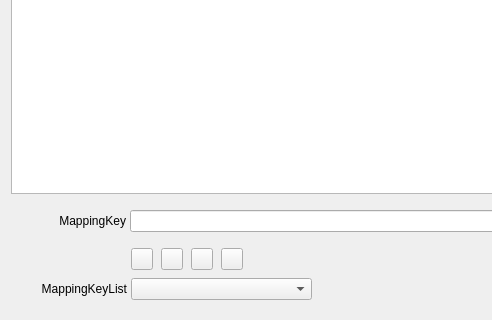
Above: QKeyMapper/qmappingsequenceedit.ui from Zalafina/QKeyMapper before the change; both pictures show x 0 to 492 and y 238 to 558 of the 830 by 558 pixel window. Below: the same form after it.
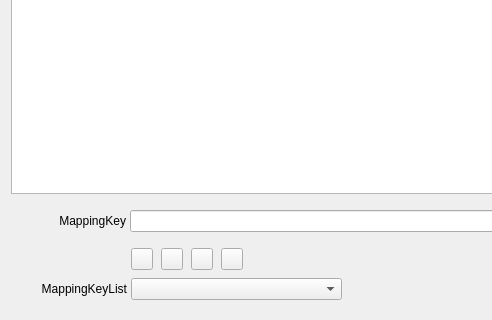
That is the form after the change. Custom widgets are drawn as their Qt base class.

Commit message: Add MappingSequenceEditor - part5.

Patch:
```diff
--- a/QKeyMapper/qmappingsequenceedit.ui
+++ b/QKeyMapper/qmappingsequenceedit.ui
@@ -270,13 +270,13 @@
        </property>
        <property name="minimumSize">
         <size>
-         <width>310</width>
+         <width>332</width>
          <height>53</height>
         </size>
        </property>
        <property name="maximumSize">
         <size>
-         <width>310</width>
+         <width>332</width>
          <height>53</height>
         </size>
        </property>
@@ -467,7 +467,7 @@
          <rect>
           <x>120</x>
           <y>30</y>
-          <width>181</width>
+          <width>211</width>
           <height>22</height>
          </rect>
         </property>
```
